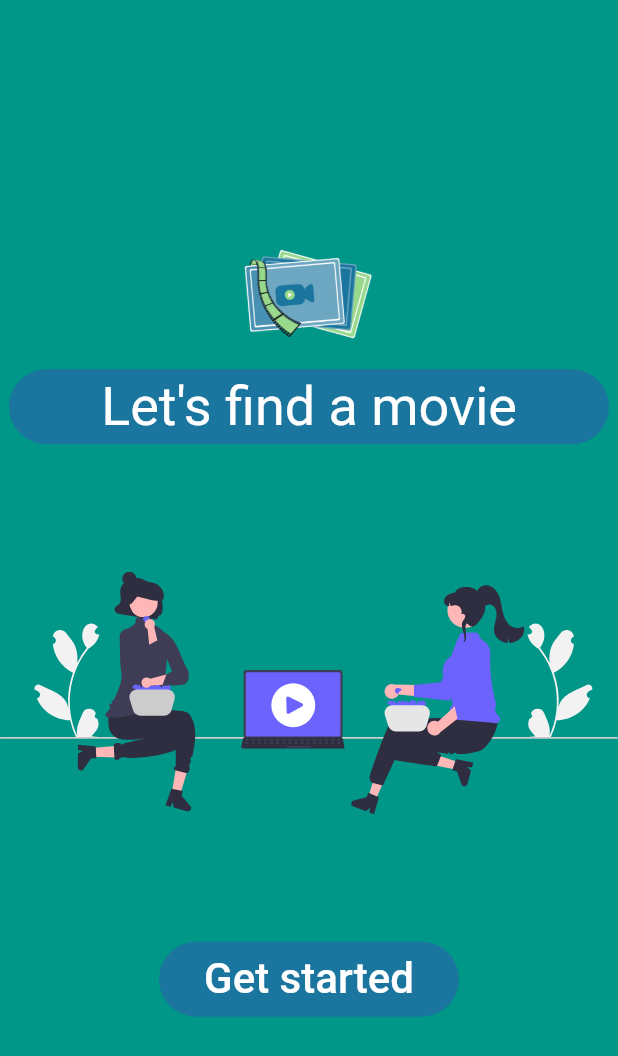
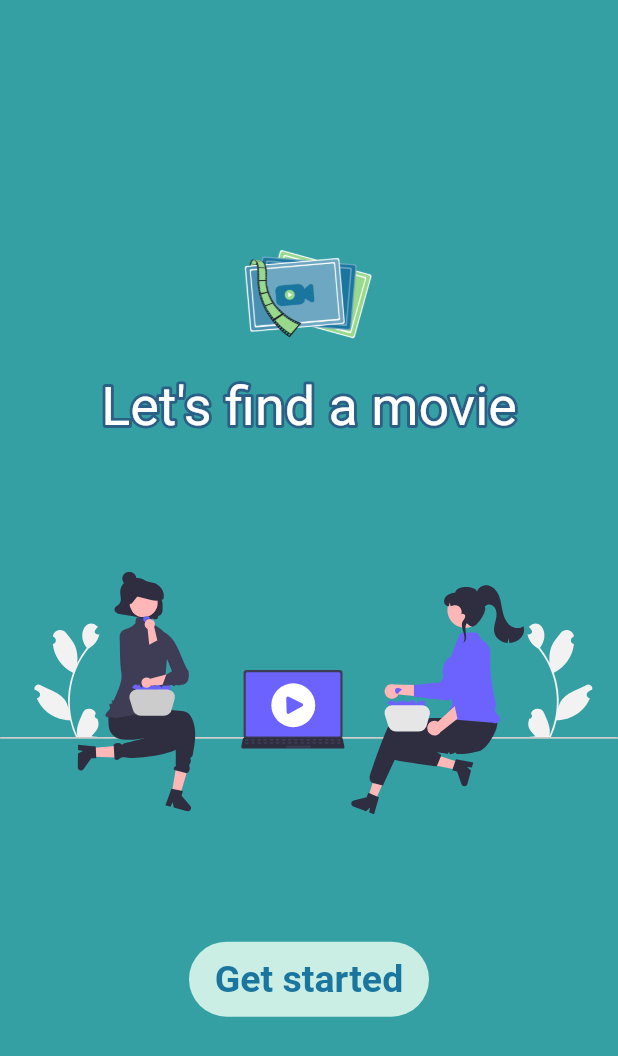
Before and after one commit to paulamalina/ip_movie_recomandation, a Flutter app: the screen it shows after launch, on a phone screen of 412 x 824 dp. Shown: the top 1056 px of the screen. Run offline on Flutter 3.47's test engine with Material 2 defaults, Android fonts, the phone set to English and light mode, and no system bars; drawn by our look-alikes of bordered_text; our stand-ins replace flutter_rating_bar, flutter_svg, video_player.

Commit message:
details&welcome

```diff
--- a/lib/screens/WelcomeScreen/welcome.dart
+++ b/lib/screens/WelcomeScreen/welcome.dart
@@ -1,3 +1,4 @@
+import 'package:bordered_text/bordered_text.dart';
 import 'package:flutter/material.dart';
 import 'package:flutter_svg/svg.dart';
 class WelcomeScreen extends StatefulWidget {
@@ -54,6 +55,7 @@ class _WelcomeScreenState extends State<WelcomeScreen> {
             width: containerWidth,
             height:containerHeight,
             decoration: BoxDecoration(
+              color: Color(0xFF34A0A4),
               boxShadow: isLargeScreen ? [
                 BoxShadow(
                   blurRadius: 7,
@@ -61,7 +63,7 @@ class _WelcomeScreenState extends State<WelcomeScreen> {
                 )
               ] : null,
               borderRadius: isLargeScreen ? BorderRadius.circular(50.0) : null,
-              color: Colors.teal,
+
             ),
             child: Column(
               mainAxisAlignment: MainAxisAlignment.center,
@@ -72,16 +74,17 @@ class _WelcomeScreenState extends State<WelcomeScreen> {
                 Container(
                   width: 400,
                   height: 50,
-                  decoration: BoxDecoration(
-                   borderRadius: BorderRadius.circular(50.0),
-                   color: Color.fromRGBO(26, 117, 159, 1),
+
+                  child: Container(
+                    child: BorderedText(
+                      strokeWidth: 4.0,
+                    strokeColor: Color(0xFF2B6086),
+                      child: Text('Let\'s find a movie', style: TextStyle(
+                        color: Colors.white,
+                        fontSize: 36,
+
+                      ),),
                     ),
-                  child: Center(
-                    child: Text('Let\'s find a movie', style: TextStyle(
-                      color: Colors.white,
-                      fontSize: 36,
-
-                    ),),
                   ),
                 ),
                 Center(
@@ -90,11 +93,11 @@ class _WelcomeScreenState extends State<WelcomeScreen> {
                   ),
                 ),
                   SizedBox(
-                    width: 200,
+                    width: 160,
                     height: 50,
                     child: TextButton(
                       style: ButtonStyle(
-                        backgroundColor: MaterialStateProperty.all<Color>(Color.fromRGBO(26, 117, 159, 1)),
+                        backgroundColor: MaterialStateProperty.all<Color>(Color.fromARGB(255, 202, 238, 228)),
                         shape: MaterialStateProperty.all<RoundedRectangleBorder>(
                           RoundedRectangleBorder(
                             borderRadius: BorderRadius.circular(50.0),
@@ -106,8 +109,9 @@ class _WelcomeScreenState extends State<WelcomeScreen> {
                       Navigator.pushNamed(context, "/choose");
                       },
                       child: Text('Get started', style: TextStyle(
-                        color: Colors.white,
-                        fontSize: 28,
+                        color: Color(0xFF1A759F),
+                        fontWeight: FontWeight.bold,
+                        fontSize: 25,
                       ),),
                     ),
                   ),
--- a/lib/widgets/MyButton.dart
+++ b/lib/widgets/MyButton.dart
@@ -17,7 +17,7 @@ class MyButton extends StatelessWidget {
         height: 50,
         decoration: BoxDecoration(
           borderRadius: BorderRadius.circular(10.0),
-          color: Color(0xffB5E48C),
+          color: Color.fromARGB(255, 0, 0, 0),
           border: Border.all(color: Color(0xFF2B6086), width: 2),
         ),
         child: TextButton(
```
Also changed, not shown: lib/screens/LoginScreen/login.dart (+12 -16 lines), lib/screens/MovieDetailsScreen/details.dart (+64 -17 lines), lib/widgets/MyControlButtons.dart (added), 1 other file.
